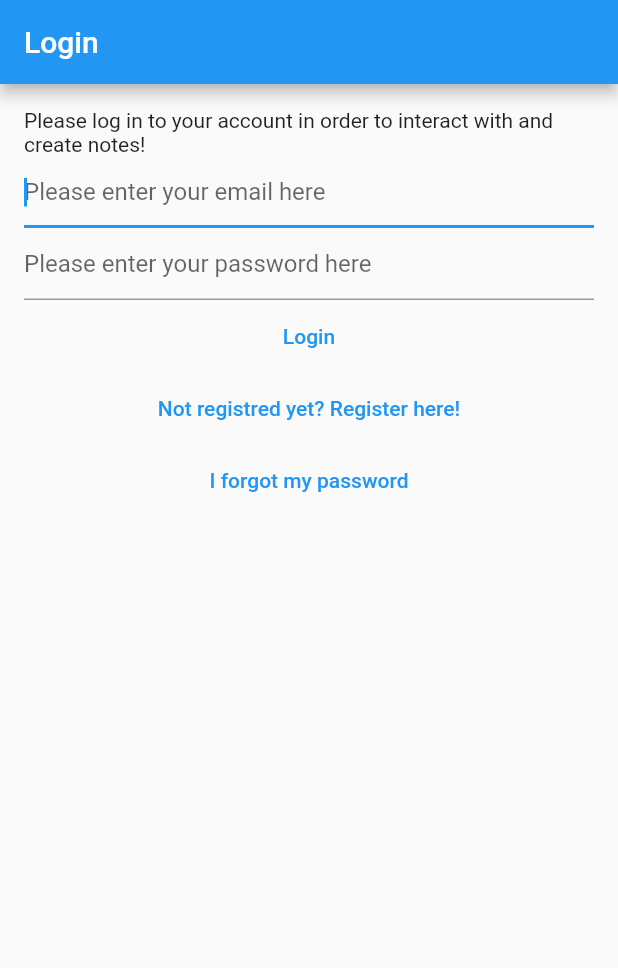
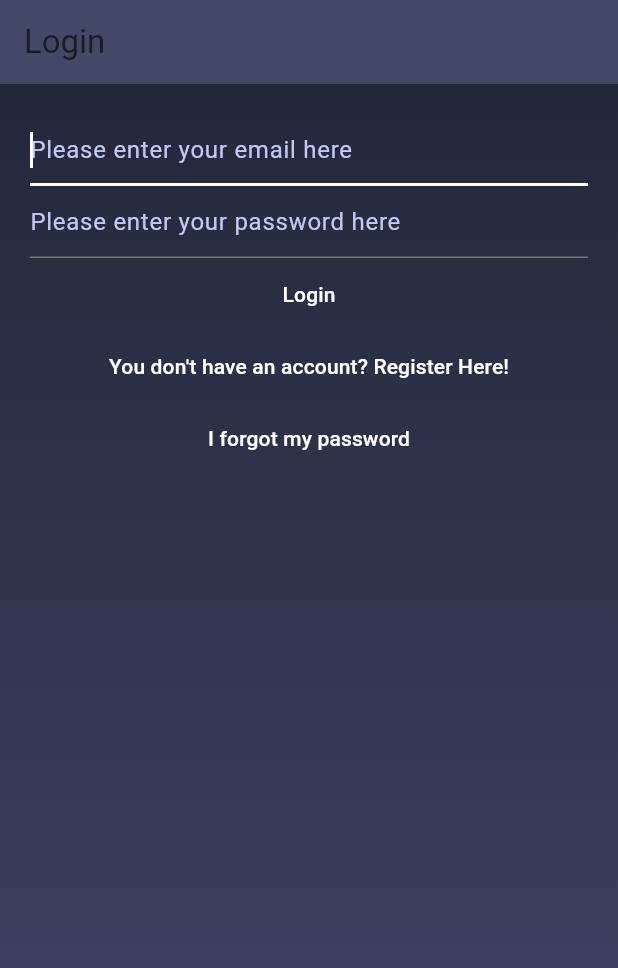
Before and after one commit to jrodriguezh/ToDoList-FlutterApplication, a Flutter app: the screen it shows after launch, on a phone screen of 412 x 824 dp. Shown: the top 968 px of the screen. Run offline on Flutter 3.47's test engine with Material 2 defaults, Android fonts, the phone set to English and light mode, and no system bars; our stand-ins replace bloc, cloud_firestore, equatable, firebase_auth, firebase_core, flutter_bloc and 1 more; accounts and stored records are empty.

Commit message:
Added some first ideas of themes and desing patters

```diff
--- a/lib/utilities/dialogs/delete_dialog.dart
+++ b/lib/utilities/dialogs/delete_dialog.dart
@@ -4,8 +4,8 @@ import 'package:touchandlist/utilities/dialogs/generic_dialog.dart';
 Future<bool> showDeleteDialog(BuildContext context) {
   return showGenericDialog<bool>(
     context: context,
-    title: "Log Out",
-    content: "Are you sure you want to DELETE this Note?",
+    title: "Delete Note",
+    content: "Are you sure you want to delete this Note?",
     optionBuilder: () => {
       "Cancel": false,
       "Yes": true,
--- a/lib/views/login_view.dart
+++ b/lib/views/login_view.dart
@@ -49,19 +49,32 @@ class _LoginViewState extends State<LoginView> {
         }
       },
       child: Scaffold(
-        appBar: AppBar(title: const Text("Login")),
-        body: Padding(
-          padding: const EdgeInsets.all(16.0),
+        appBar: AppBar(
+            backgroundColor: const Color(0xff414868),
+            title: const Text("Login")),
+        body: Container(
+          decoration: const BoxDecoration(
+            gradient: LinearGradient(
+              colors: [
+                Color(0xff24283b),
+                Color(0xff414868),
+              ],
+              begin: Alignment.topCenter,
+              end: Alignment.bottomCenter,
+            ),
+          ),
+          child: Padding(
+            padding: const EdgeInsets.all(20.0),
             child: Column(
               children: [
-              const Text(
-                  "Please log in to your account in order to interact with and create notes!"),
                 TextField(
                   controller: _email,
                   autocorrect: false,
                   enableSuggestions: false,
                   keyboardType: TextInputType.emailAddress,
+                  style: const TextStyle(color: Colors.white),
                   decoration: const InputDecoration(
+                      hintStyle: TextStyle(color: Color(0xffc0caf5)),
                       hintText: "Please enter your email here"),
                   autofocus: true,
                 ),
@@ -70,7 +83,9 @@ class _LoginViewState extends State<LoginView> {
                   autocorrect: false,
                   enableSuggestions: false,
                   obscureText: true,
+                  style: const TextStyle(color: Colors.white),
                   decoration: const InputDecoration(
+                    hintStyle: TextStyle(color: Color(0xffc0caf5)),
                     hintText: "Please enter your password here",
                   ),
                 ),
@@ -93,7 +108,8 @@ class _LoginViewState extends State<LoginView> {
                             const AuthEventShouldRegister(),
                           );
                     },
-                  child: const Text("Not registred yet? Register here!")),
+                    child: const Text(
+                        "You don't have an account? Register Here!")),
                 TextButton(
                     onPressed: () {
                       context.read<AuthBloc>().add(
@@ -105,6 +121,7 @@ class _LoginViewState extends State<LoginView> {
             ),
           ),
         ),
+      ),
     );
   }
 }
--- /dev/null
+++ b/lib/views/notes/colors.txt
@@ -0,0 +1,6 @@
+import 'package:flutter/material.dart';
+
+ColorOscuro: Color(0xff24283b),
+ColorOscuroclaro: Color(0xff414868),
+ColorTitulo: Color(0xff2ac3de),
+ColorTextoBasico: Color(0xffb4f9f8),
```
Also changed, not shown: lib/main.dart (+6 -1 lines), lib/utilities/dialogs/generic_dialog.dart (+7 -2 lines), lib/views/forgot_password_view.dart (+19 -2 lines), lib/views/notes/create_update_note_view.dart (+13 -7 lines), lib/views/notes/notes_list_view.dart (+6 -1 lines), lib/views/notes/notes_view.dart (+14 -1 lines), lib/views/register_view.dart (+19 -3 lines), lib/views/verify_email_view.dart (+21 -5 lines). Lines whose indentation alone changed are shown as unchanged.
